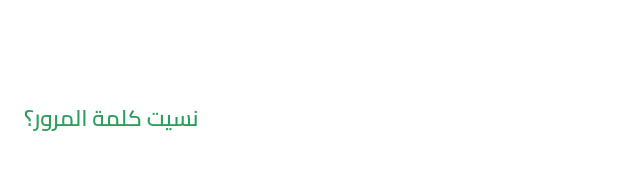
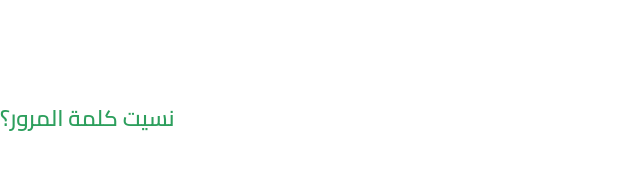
Before and after one commit to ahmed2ismail/fruits_hub, a Flutter app: the CustomForgetPasswordTextButton widget shown alone on an empty page, opened directly, on a phone screen of 412 x 824 dp. Shown: the part 500-670 px from the top of the screen. Run offline on Flutter 3.47's test engine with Material 3 defaults, Android fonts, the phone set to English and light mode, and no system bars; our stand-ins replace dots_indicator, expandable_page_view, shared_preferences; missing offline and left inert: svg_flutter; accounts and stored records are empty.

Commit message:
refactor(auth): streamline widget layouts and remove unnecessary padding in various components

```diff
--- a/lib/features/auth/presentation/widgets/custom_forget_password_text_button.dart
+++ b/lib/features/auth/presentation/widgets/custom_forget_password_text_button.dart
@@ -1,22 +1,15 @@
 import 'package:fruits_hub/core/utils/app_colors.dart';
-import 'package:fruits_hub/core/utils/app_constants.dart';
 import 'package:fruits_hub/core/utils/app_text_styles.dart';
 import 'package:flutter/material.dart';
 import 'package:fruits_hub/generated/l10n.dart';
 
 class CustomForgetPasswordTextButton extends StatelessWidget {
-  const CustomForgetPasswordTextButton({
-    super.key, this.onPressed,
-  });
+  const CustomForgetPasswordTextButton({super.key, this.onPressed});
 
   final Function()? onPressed;
   @override
   Widget build(BuildContext context) {
-    return Padding(
-      padding: const EdgeInsets.symmetric(
-        horizontal: AppConstants.kHorizontalPadding16,
-      ),
-      child: Align(
+    return Align(
       alignment: AlignmentDirectional.centerEnd,
       child: TextButton(
         onPressed: onPressed,
@@ -34,7 +27,6 @@ class CustomForgetPasswordTextButton extends StatelessWidget {
           ),
         ),
       ),
-      ),
     );
   }
 }
--- a/lib/features/auth/presentation/widgets/login_view_body.dart
+++ b/lib/features/auth/presentation/widgets/login_view_body.dart
@@ -1,4 +1,5 @@
 import 'package:flutter/material.dart';
+import 'package:fruits_hub/core/utils/app_constants.dart';
 import 'package:fruits_hub/features/auth/presentation/widgets/custom_check_have_account_text_span.dart';
 import 'package:fruits_hub/core/widgets/custom_default_app_button.dart';
 import 'package:fruits_hub/features/auth/presentation/widgets/custom_forget_password_text_button.dart';
@@ -15,6 +16,8 @@ class LoginViewBody extends StatelessWidget {
     return SingleChildScrollView(
       physics: const BouncingScrollPhysics(),
       padding: EdgeInsets.only(
+        left: AppConstants.kHorizontalPadding16,
+        right: AppConstants.kHorizontalPadding16,
         // عشان لما يطلع الكيبورد مايحصلش overflow لل height يعني الشاشة متغيرش نفسها
         // viewInsets.bottom بترجع المساحة اللي اتاخدت من الشاشة بسبب الكيبورد
         bottom: MediaQuery.of(context).viewInsets.bottom,
--- a/lib/features/auth/presentation/widgets/social_login_button.dart
+++ b/lib/features/auth/presentation/widgets/social_login_button.dart
@@ -17,9 +17,7 @@ class SocialLoginButton extends StatelessWidget {
 
   @override
   Widget build(BuildContext context) {
-    return Padding(
-      padding: const EdgeInsets.symmetric(horizontal: 17.5),
-      child: SizedBox(
+    return SizedBox(
       width: double.infinity,
       height: 56,
       child: OutlinedButton(
@@ -46,7 +44,6 @@ class SocialLoginButton extends StatelessWidget {
           ),
         ),
       ),
-      ),
     );
   }
 }
```
Also changed, not shown: lib/core/widgets/custom_default_app_button.dart (+2 -7 lines), lib/core/widgets/custom_text_form_field.dart (+1 -7 lines), lib/features/auth/presentation/widgets/custom_or_divider.dart (+1 -7 lines). Lines whose indentation alone changed are shown as unchanged.
